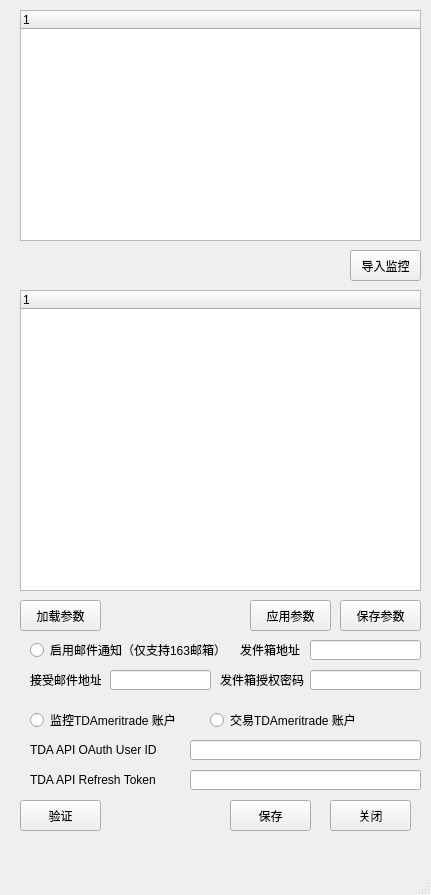
zhouyousong/ZfinanceUI, file UIDesign/MonitorParaEditor.ui: the form before one commit.
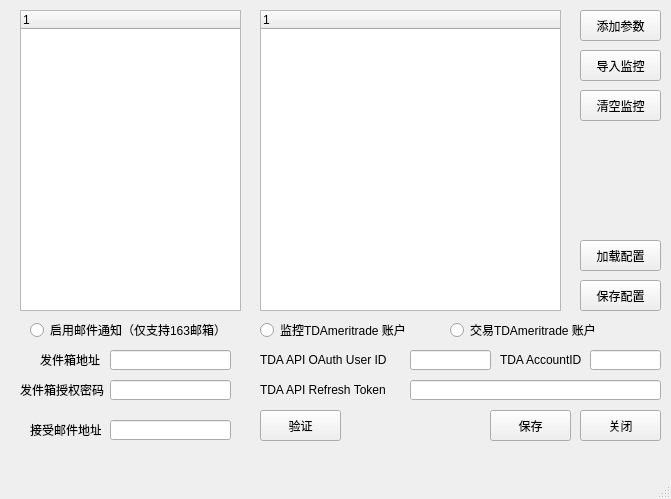
The form after the commit.

Patch:
```diff
--- a/UIDesign/MonitorParaEditor.ui
+++ b/UIDesign/MonitorParaEditor.ui
@@ -6,8 +6,8 @@
    <rect>
     <x>0</x>
     <y>0</y>
-    <width>431</width>
-    <height>895</height>
+    <width>671</width>
+    <height>499</height>
    </rect>
   </property>
   <property name="windowTitle">
@@ -17,9 +17,9 @@
    <widget class="QTreeWidget" name="MonitorPara">
     <property name="geometry">
      <rect>
-      <x>20</x>
-      <y>290</y>
-      <width>401</width>
+      <x>260</x>
+      <y>10</y>
+      <width>301</width>
       <height>301</height>
      </rect>
     </property>
@@ -32,34 +32,34 @@
    <widget class="QPushButton" name="LoadMonitorPara">
     <property name="geometry">
      <rect>
-      <x>20</x>
-      <y>600</y>
+      <x>580</x>
+      <y>10</y>
       <width>81</width>
       <height>31</height>
      </rect>
     </property>
     <property name="text">
-     <string>加载参数</string>
+     <string>添加参数</string>
     </property>
    </widget>
    <widget class="QPushButton" name="SaveMonitorPara">
     <property name="geometry">
      <rect>
-      <x>340</x>
-      <y>600</y>
+      <x>580</x>
+      <y>280</y>
       <width>81</width>
       <height>31</height>
      </rect>
     </property>
     <property name="text">
-     <string>保存参数</string>
+     <string>保存配置</string>
     </property>
    </widget>
    <widget class="QPushButton" name="CloseMonitorParaEditor">
     <property name="geometry">
      <rect>
-      <x>330</x>
-      <y>800</y>
+      <x>580</x>
+      <y>410</y>
       <width>81</width>
       <height>31</height>
      </rect>
@@ -73,8 +73,8 @@
      <rect>
       <x>20</x>
       <y>10</y>
-      <width>401</width>
-      <height>231</height>
+      <width>221</width>
+      <height>301</height>
      </rect>
     </property>
     <column>
@@ -86,9 +86,9 @@
    <widget class="QPushButton" name="ImportToMonitorTable">
     <property name="geometry">
      <rect>
-      <x>350</x>
-      <y>250</y>
-      <width>71</width>
+      <x>580</x>
+      <y>50</y>
+      <width>81</width>
       <height>31</height>
      </rect>
     </property>
@@ -100,7 +100,7 @@
     <property name="geometry">
      <rect>
       <x>30</x>
-      <y>640</y>
+      <y>320</y>
       <width>191</width>
       <height>20</height>
      </rect>
@@ -115,8 +115,8 @@
    <widget class="QRadioButton" name="TdaAccountMonitorEnable">
     <property name="geometry">
      <rect>
-      <x>30</x>
-      <y>710</y>
+      <x>260</x>
+      <y>320</y>
       <width>161</width>
       <height>20</height>
      </rect>
@@ -131,8 +131,8 @@
    <widget class="QRadioButton" name="TdaTradeRotEnable">
     <property name="geometry">
      <rect>
-      <x>210</x>
-      <y>710</y>
+      <x>450</x>
+      <y>320</y>
       <width>161</width>
       <height>20</height>
      </rect>
@@ -147,9 +147,9 @@
    <widget class="QLineEdit" name="SendMailBoxAddr">
     <property name="geometry">
      <rect>
-      <x>310</x>
-      <y>640</y>
-      <width>111</width>
+      <x>110</x>
+      <y>350</y>
+      <width>121</width>
       <height>20</height>
      </rect>
     </property>
@@ -157,9 +157,9 @@
    <widget class="QLineEdit" name="SendMailBoxPwd">
     <property name="geometry">
      <rect>
-      <x>310</x>
-      <y>670</y>
-      <width>111</width>
+      <x>110</x>
+      <y>380</y>
+      <width>121</width>
       <height>20</height>
      </rect>
     </property>
@@ -167,9 +167,9 @@
    <widget class="QLineEdit" name="TdaAPIOAuthUserID">
     <property name="geometry">
      <rect>
-      <x>190</x>
-      <y>740</y>
-      <width>231</width>
+      <x>410</x>
+      <y>350</y>
+      <width>81</width>
       <height>20</height>
      </rect>
     </property>
@@ -180,8 +180,8 @@
    <widget class="QLabel" name="ShowPeriod_11">
     <property name="geometry">
      <rect>
-      <x>220</x>
-      <y>670</y>
+      <x>20</x>
+      <y>380</y>
       <width>91</width>
       <height>20</height>
      </rect>
@@ -193,8 +193,8 @@
    <widget class="QLabel" name="ShowPeriod_12">
     <property name="geometry">
      <rect>
-      <x>240</x>
-      <y>640</y>
+      <x>40</x>
+      <y>350</y>
       <width>61</width>
       <height>20</height>
      </rect>
@@ -207,7 +207,7 @@
     <property name="geometry">
      <rect>
       <x>30</x>
-      <y>670</y>
+      <y>420</y>
       <width>71</width>
       <height>20</height>
      </rect>
@@ -220,8 +220,8 @@
     <property name="geometry">
      <rect>
       <x>110</x>
-      <y>670</y>
-      <width>101</width>
+      <y>420</y>
+      <width>121</width>
       <height>20</height>
      </rect>
     </property>
@@ -229,8 +229,8 @@
    <widget class="QLabel" name="ShowPeriod_14">
     <property name="geometry">
      <rect>
-      <x>30</x>
-      <y>740</y>
+      <x>260</x>
+      <y>350</y>
       <width>141</width>
       <height>20</height>
      </rect>
@@ -242,8 +242,8 @@
    <widget class="QPushButton" name="VerifyTradeConfig">
     <property name="geometry">
      <rect>
-      <x>20</x>
-      <y>800</y>
+      <x>260</x>
+      <y>410</y>
       <width>81</width>
       <height>31</height>
      </rect>
@@ -255,8 +255,8 @@
    <widget class="QPushButton" name="SaveTradeConfig">
     <property name="geometry">
      <rect>
-      <x>230</x>
-      <y>800</y>
+      <x>490</x>
+      <y>410</y>
       <width>81</width>
       <height>31</height>
      </rect>
@@ -265,24 +265,11 @@
      <string>保存</string>
     </property>
    </widget>
-   <widget class="QPushButton" name="ApplyBackTestPara">
-    <property name="geometry">
-     <rect>
-      <x>250</x>
-      <y>600</y>
-      <width>81</width>
-      <height>31</height>
-     </rect>
-    </property>
-    <property name="text">
-     <string>应用参数</string>
-    </property>
-   </widget>
    <widget class="QLabel" name="ShowPeriod_15">
     <property name="geometry">
      <rect>
-      <x>30</x>
-      <y>770</y>
+      <x>260</x>
+      <y>380</y>
       <width>141</width>
       <height>20</height>
      </rect>
@@ -294,13 +281,65 @@
    <widget class="QLineEdit" name="TdaAPIRefreshToken">
     <property name="geometry">
      <rect>
-      <x>190</x>
-      <y>770</y>
-      <width>231</width>
+      <x>410</x>
+      <y>380</y>
+      <width>251</width>
       <height>20</height>
      </rect>
     </property>
    </widget>
+   <widget class="QLabel" name="ShowPeriod_16">
+    <property name="geometry">
+     <rect>
+      <x>500</x>
+      <y>350</y>
+      <width>81</width>
+      <height>20</height>
+     </rect>
+    </property>
+    <property name="text">
+     <string>TDA AccountID</string>
+    </property>
+   </widget>
+   <widget class="QLineEdit" name="TdaAccountID">
+    <property name="geometry">
+     <rect>
+      <x>590</x>
+      <y>350</y>
+      <width>71</width>
+      <height>20</height>
+     </rect>
+    </property>
+    <property name="text">
+     <string/>
+    </property>
+   </widget>
+   <widget class="QPushButton" name="LoadMonitorConfigPara">
+    <property name="geometry">
+     <rect>
+      <x>580</x>
+      <y>240</y>
+      <width>81</width>
+      <height>31</height>
+     </rect>
+    </property>
+    <property name="text">
+     <string>加载配置</string>
+    </property>
+   </widget>
+   <widget class="QPushButton" name="CleanMonitorTable">
+    <property name="geometry">
+     <rect>
+      <x>580</x>
+      <y>90</y>
+      <width>81</width>
+      <height>31</height>
+     </rect>
+    </property>
+    <property name="text">
+     <string>清空监控</string>
+    </property>
+   </widget>
   </widget>
   <widget class="QMenuBar" name="menubar">
    <property name="geometry">
```
Left out of the diff: 10 changed lines with no effect on the pictures.
